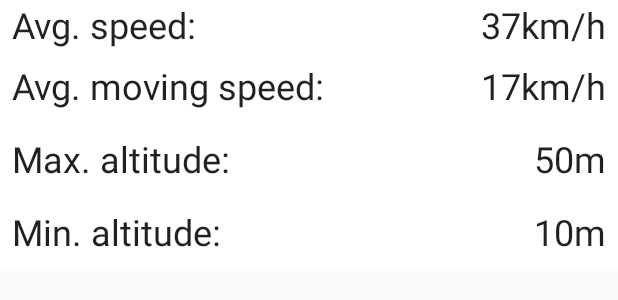
After one commit to 2ma/Capstone-Project, an Android app: the layout map_details_more.xml on its own in the app's theme, with its tools: preview values and no code run, on a phone screen of 412 x 824 dp. The commit adds this screen. Shown: the top 300 px of the screen. Run offline under Robolectric (Android 15) with nearby library versions, the phone set to English and light mode, and no system bars.

Commit message:
adds: DetailsViewPager to MapActivity for displaying way details

```diff
--- a/MyWay/app/build.gradle
+++ b/MyWay/app/build.gradle
@@ -45,6 +45,7 @@ android {
 dependencies {
     implementation fileTree(dir: 'libs', include: ['*.jar'])
     implementation "com.android.support:appcompat-v7:$supportLib"
+    implementation "com.android.support:support-v4:$supportLib"
     implementation "com.android.support:customtabs:$supportLib"
     implementation "com.android.support.constraint:constraint-layout:$constraintLayout"
     implementation "com.android.support:recyclerview-v7:$supportLib"
@@ -56,7 +57,6 @@ dependencies {
     implementation "android.arch.lifecycle:runtime:$archLifecycle"
     implementation "android.arch.lifecycle:extensions:$archLifecycle"
     implementation 'com.android.support:support-v4:27.1.1'
-    implementation 'com.android.support.constraint:constraint-layout:1.1.1'
     annotationProcessor "android.arch.lifecycle:compiler:$archLifecycle"
 
     //room
--- /dev/null
+++ b/MyWay/app/src/main/res/layout/map_details_more.xml
@@ -0,0 +1,104 @@
+<?xml version="1.0" encoding="utf-8"?>
+<android.support.constraint.ConstraintLayout xmlns:android="http://schemas.android.com/apk/res/android"
+                                             android:layout_width="match_parent"
+                                             android:layout_height="wrap_content"
+                                             xmlns:app="http://schemas.android.com/apk/res-auto"
+                                             xmlns:tools="http://schemas.android.com/tools"
+                                             android:background="@android:color/white"
+    >
+
+    <TextView
+        android:id="@+id/avgSpeedTitle"
+        android:layout_width="wrap_content"
+        android:layout_height="wrap_content"
+        android:layout_marginStart="8dp"
+        android:text="@string/avgSpeed"
+        android:textAppearance="@style/TextAppearance.AppCompat.Headline"
+        app:layout_constraintStart_toStartOf="parent"
+        app:layout_constraintTop_toTopOf="parent"
+        app:layout_constraintBottom_toTopOf="@+id/avgMovingSpeedTitle"/>
+
+    <TextView
+        android:id="@+id/avgSpeed"
+        android:layout_width="wrap_content"
+        android:layout_height="wrap_content"
+        android:layout_marginEnd="8dp"
+        android:text="@string/speed_default"
+        android:textAppearance="@style/TextAppearance.AppCompat.Headline"
+        app:layout_constraintEnd_toEndOf="parent"
+        app:layout_constraintTop_toTopOf="parent"
+        app:layout_constraintBottom_toTopOf="@+id/avgMovingSpeed"
+        tools:text="37km/h"/>
+
+    <TextView
+        android:id="@+id/avgMovingSpeedTitle"
+        android:layout_width="wrap_content"
+        android:layout_height="wrap_content"
+        android:layout_margin="8dp"
+        android:text="@string/avg_moving_speed"
+        android:textAppearance="@style/TextAppearance.AppCompat.Headline"
+        app:layout_constraintStart_toStartOf="parent"
+        app:layout_constraintTop_toBottomOf="@id/avgSpeedTitle"
+
+        app:layout_constraintBottom_toTopOf="@+id/maxAltitudeTitle"/>
+
+    <TextView
+        android:id="@+id/avgMovingSpeed"
+        android:layout_width="wrap_content"
+        android:layout_height="wrap_content"
+        android:layout_margin="8dp"
+        android:text="@string/speed_default"
+        android:textAppearance="@style/TextAppearance.AppCompat.Headline"
+        app:layout_constraintEnd_toEndOf="parent"
+        app:layout_constraintTop_toBottomOf="@id/avgSpeed"
+        app:layout_constraintBottom_toTopOf="@+id/maxAltitude"
+        tools:text="17km/h"/>
+
+    <TextView
+        android:id="@+id/maxAltitudeTitle"
+        android:layout_width="wrap_content"
+        android:layout_height="wrap_content"
+        android:layout_margin="8dp"
+        android:text="@string/maxAltitude"
+        android:textAppearance="@style/TextAppearance.AppCompat.Headline"
+        app:layout_constraintStart_toStartOf="parent"
+        app:layout_constraintTop_toBottomOf="@id/avgMovingSpeedTitle"
+        app:layout_constraintBottom_toTopOf="@+id/minAltitudeTitle"
+        />
+
+    <TextView
+        android:id="@+id/maxAltitude"
+        android:layout_width="wrap_content"
+        android:layout_height="wrap_content"
+        android:layout_margin="8dp"
+        android:text="@string/altitude_default"
+        android:textAppearance="@style/TextAppearance.AppCompat.Headline"
+        app:layout_constraintEnd_toEndOf="parent"
+        app:layout_constraintTop_toBottomOf="@id/avgMovingSpeed"
+        app:layout_constraintBottom_toTopOf="@+id/minAltitude"
+        tools:text="50m"/>
+
+    <TextView
+        android:id="@+id/minAltitudeTitle"
+        android:layout_width="wrap_content"
+        android:layout_height="wrap_content"
+        android:layout_margin="8dp"
+        android:text="@string/minAltitude"
+        android:textAppearance="@style/TextAppearance.AppCompat.Headline"
+        app:layout_constraintStart_toStartOf="parent"
+        app:layout_constraintTop_toBottomOf="@id/maxAltitudeTitle"
+        app:layout_constraintBottom_toBottomOf="parent"
+        />
+
+    <TextView
+        android:id="@+id/minAltitude"
+        android:layout_width="wrap_content"
+        android:layout_height="wrap_content"
+        android:layout_margin="8dp"
+        android:text="@string/altitude_default"
+        android:textAppearance="@style/TextAppearance.AppCompat.Headline"
+        app:layout_constraintEnd_toEndOf="parent"
+        app:layout_constraintTop_toBottomOf="@id/maxAltitude"
+        app:layout_constraintBottom_toBottomOf="parent"
+        tools:text="10m"/>
+</android.support.constraint.ConstraintLayout>
--- a/MyWay/app/src/main/res/layout/my_way_widget.xml
+++ b/MyWay/app/src/main/res/layout/my_way_widget.xml
@@ -69,7 +69,7 @@
         android:layout_columnWeight="1"
         android:layout_marginEnd="1dp"
         android:background="@drawable/widget_button_background_left"
-        android:contentDescription="@string/play_pause_btn_content"
+        android:contentDescription="@string/record_pause_btn_content"
         android:src="@drawable/ic_record_png"/>
 
     <ImageButton
--- a/MyWay/app/src/main/res/values/strings.xml
+++ b/MyWay/app/src/main/res/values/strings.xml
@@ -5,7 +5,7 @@
     <string name="speed">Speed:</string>
     <string name="time">Time:</string>
     <string name="save_way">Save way</string>
-    <string name="distance">Distance</string>
+    <string name="distance">Distance:</string>
     <string name="distance_unit">%.1f m</string>
     <string name="speed_unit">%.1f km/h</string>
     <string name="speed_default">0.0 km/h</string>
@@ -31,15 +31,13 @@
     <string name="yes">Yes</string>
     <string name="cancel">Cancel</string>
 
-    <!-- TODO: Remove or change this placeholder text -->
-    <string name="hello_blank_fragment">Hello blank fragment</string>
     <string name="no_history">No history</string>
     <string name="menu_map">Map</string>
     <string name="appwidget_text">EXAMPLE</string>
     <string name="add_widget">Add widget</string>
     <string name="time_content">Time length for way</string>
     <string name="distance_content">Distance for way</string>
-    <string name="play_pause_btn_content">Play and Pause button</string>
+    <string name="record_pause_btn_content">Play and Pause button</string>
     <string name="stop_btn_content">Stop button</string>
     <string name="save">Save</string>
     <string name="way_name">Way name</string>
@@ -51,5 +49,10 @@
     <string name="permission_required">App can\'t function without the permission</string>
     <string name="widget_time_text">Time:</string>
     <string name="widget_distance_text">Distance:</string>
-    <string name="search">Search...</string>
+    <string name="search">Search…</string>
+    <string name="avgSpeed">Avg. speed:</string>
+    <string name="avg_moving_speed">Avg. moving speed:</string>
+    <string name="maxAltitude">Max. altitude:</string>
+    <string name="altitude_default">0 m</string>
+    <string name="minAltitude">Min. altitude:</string>
 </resources>
--- a/MyWay/build.gradle
+++ b/MyWay/build.gradle
@@ -27,7 +27,7 @@ ext {
     butterKnife = '8.8.1'
     timber = '4.7.0'
     dagger = '2.16'
-    constraintLayout = '1.1.1'
+    constraintLayout = '1.1.2'
     okhttp = '3.10.0'
     okio = '1.13.0'
     retrofit = '2.3.0'
```
Also changed, not shown: MyWay/app/src/main/java/hu/am2/myway/ui/history/DetailsPagerAdapter.java (added, +43 -0 lines), MyWay/app/src/main/java/hu/am2/myway/ui/map/MapActivity.java (+32 -8 lines), MyWay/app/src/main/res/layout/activity_map.xml (+9 -80 lines), MyWay/app/src/main/res/layout/map_details.xml (added, +80 -0 lines).
